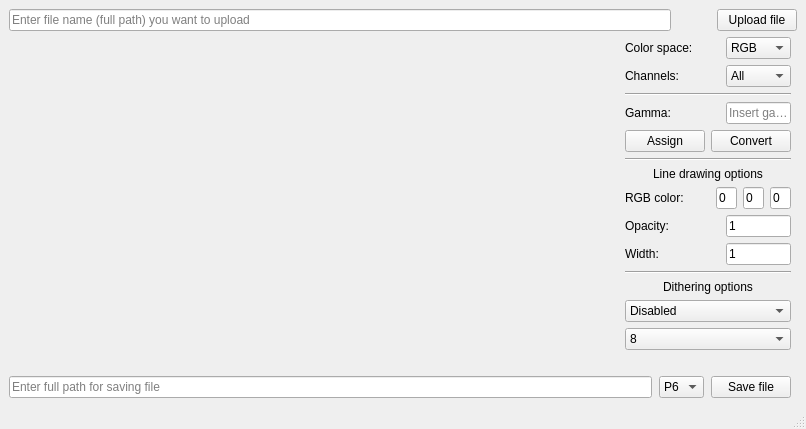
The window that src/presentation/imageeditor.ui (Viktor6374/cg23-19-2) describes before a commit, drawn with Qt 5.
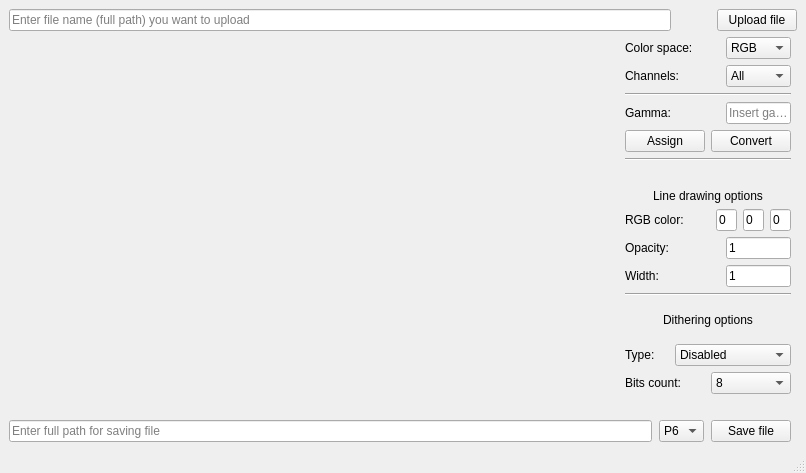
The same window after the commit.

```diff
--- a/src/presentation/imageeditor.ui
+++ b/src/presentation/imageeditor.ui
@@ -7,7 +7,7 @@
     <x>0</x>
     <y>0</y>
     <width>806</width>
-    <height>421</height>
+    <height>473</height>
    </rect>
   </property>
   <property name="minimumSize">
@@ -494,6 +494,18 @@
          </widget>
         </item>
         <item>
+         <layout class="QHBoxLayout" name="horizontalLayout_13">
+          <property name="bottomMargin">
+           <number>0</number>
+          </property>
+          <item>
+           <widget class="QLabel" name="label_9">
+            <property name="text">
+             <string>Type:</string>
+            </property>
+           </widget>
+          </item>
+          <item>
          <widget class="QComboBox" name="comboBox_4">
           <item>
            <property name="text">
@@ -522,6 +534,23 @@
           </item>
          </widget>
         </item>
+         </layout>
+        </item>
+        <item>
+         <layout class="QHBoxLayout" name="horizontalLayout_12">
+          <property name="bottomMargin">
+           <number>0</number>
+          </property>
+          <item>
+           <widget class="QLabel" name="label_10">
+            <property name="text">
+             <string>Bits count:</string>
+            </property>
+            <property name="alignment">
+             <set>Qt::AlignLeading|Qt::AlignLeft|Qt::AlignVCenter</set>
+            </property>
+           </widget>
+          </item>
         <item>
          <widget class="QComboBox" name="comboBox_5">
           <item>
@@ -565,6 +594,8 @@
            </property>
           </item>
          </widget>
+          </item>
+         </layout>
         </item>
        </layout>
       </item>
```
Lines whose indentation alone changed are shown as unchanged.
